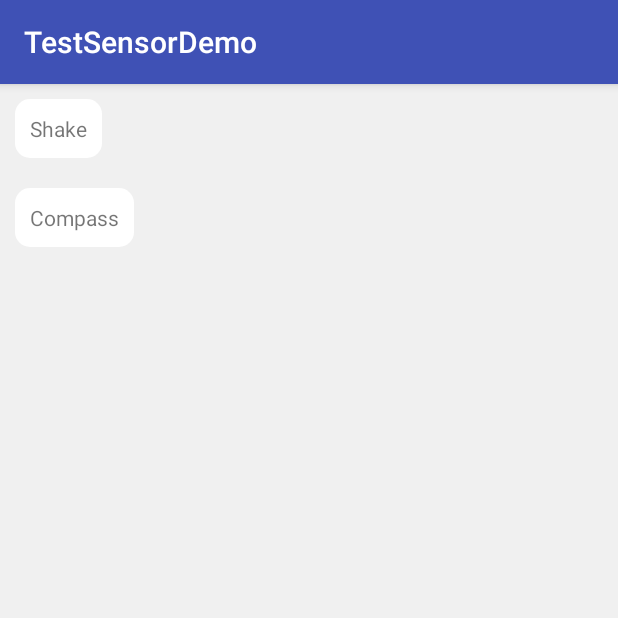
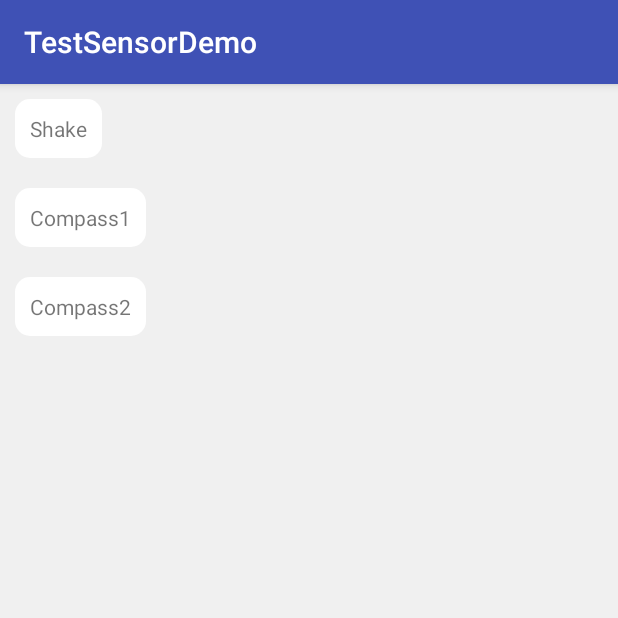
Before and after one commit to zxltest/TestSensorDemo, an Android app: the screen it shows after launch (MainActivity), on a phone screen of 412 x 824 dp, the top half of it. Run offline under Robolectric (Android 15) with nearby library versions, the phone set to English and light mode, and no system bars.

Commit message:
传感器 获取方位另外一种计算方式

```diff
--- a/app/src/main/AndroidManifest.xml
+++ b/app/src/main/AndroidManifest.xml
@@ -17,7 +17,8 @@
             </intent-filter>
         </activity>
         <activity android:name=".shake.SecondActivity" />
-        <activity android:name=".compass.ThirdActivity" />
+        <activity android:name=".compass.Compass1Act" />
+        <activity android:name=".compass.Compass2Act" />
     </application>
 
 </manifest>
--- a/app/src/main/java/com/zxl/testsensor/MainActivity.java
+++ b/app/src/main/java/com/zxl/testsensor/MainActivity.java
@@ -4,15 +4,13 @@ import android.content.Intent;
 import android.os.Bundle;
 import android.support.v7.app.AppCompatActivity;
 import android.view.View;
-import android.widget.TextView;
 
-import com.zxl.testsensor.compass.ThirdActivity;
+import com.zxl.testsensor.compass.Compass1Act;
+import com.zxl.testsensor.compass.Compass2Act;
 import com.zxl.testsensor.shake.SecondActivity;
 
-public class MainActivity extends AppCompatActivity implements View.OnClickListener {
+public class MainActivity extends AppCompatActivity {
 
-    private TextView mTvTest1;
-    private TextView mTvTest2;
 
     @Override
     protected void onCreate(Bundle savedInstanceState) {
@@ -22,29 +20,23 @@ public class MainActivity extends AppCompatActivity implements View.OnClickListe
     }
 
     public void initView() {
-        mTvTest1 = (TextView) findViewById(R.id.tv_test1);
-        mTvTest2 = (TextView) findViewById(R.id.tv_test2);
-        mTvTest1.setOnClickListener(this);
-        mTvTest2.setOnClickListener(this);
-    }
-
-    @Override
-    public void onClick(View v) {
-        switch (v.getId()) {
-            case R.id.tv_test1:
-                clickTv1();
-                break;
-            case R.id.tv_test2:
-                clickTv2();
-                break;
-        }
-    }
-
-    public void clickTv1() {
-        startActivity(new Intent(this, SecondActivity.class));
-    }
-
-    public void clickTv2() {
-        startActivity(new Intent(this, ThirdActivity.class));
+        findViewById(R.id.tv_test1).setOnClickListener(new View.OnClickListener() {
+            @Override
+            public void onClick(View v) {
+                startActivity(new Intent(MainActivity.this, SecondActivity.class));
+            }
+        });
+        findViewById(R.id.tv_test2).setOnClickListener(new View.OnClickListener() {
+            @Override
+            public void onClick(View v) {
+                startActivity(new Intent(MainActivity.this, Compass1Act.class));
+            }
+        });
+        findViewById(R.id.tv_test3).setOnClickListener(new View.OnClickListener() {
+            @Override
+            public void onClick(View v) {
+                startActivity(new Intent(MainActivity.this, Compass2Act.class));
+            }
+        });
     }
 }
--- a/app/src/main/res/layout/activity_main.xml
+++ b/app/src/main/res/layout/activity_main.xml
@@ -22,5 +22,14 @@
         android:layout_margin="10dp"
         android:background="@drawable/shape_btn"
         android:padding="10dp"
-        android:text="Compass" />
+        android:text="Compass1" />
+
+    <TextView
+        android:id="@+id/tv_test3"
+        android:layout_width="wrap_content"
+        android:layout_height="wrap_content"
+        android:layout_margin="10dp"
+        android:background="@drawable/shape_btn"
+        android:padding="10dp"
+        android:text="Compass2" />
 </LinearLayout>
```
Also changed, not shown: app/src/main/java/com/zxl/testsensor/compass/Compass1Act.java (renamed from app/src/main/java/com/zxl/testsensor/compass/ThirdActivity.java, +4 -4 lines), app/src/main/java/com/zxl/testsensor/compass/Compass2Act.java (added, +101 -0 lines), app/src/main/res/layout/act_compass2.xml (added, +19 -0 lines), app/src/main/res/layout/act_compass1.xml (renamed from app/src/main/res/layout/act_third.xml).
